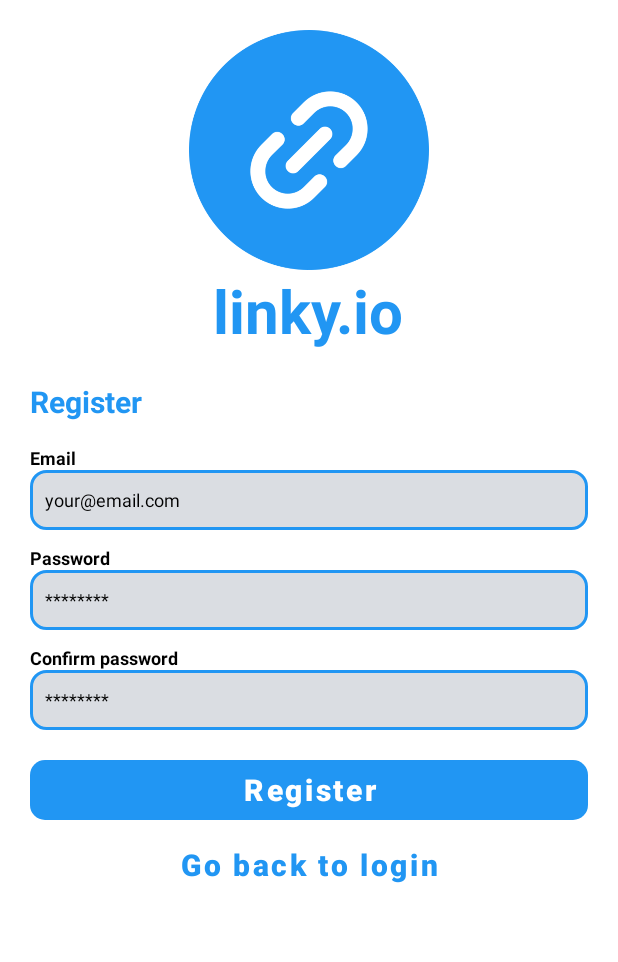
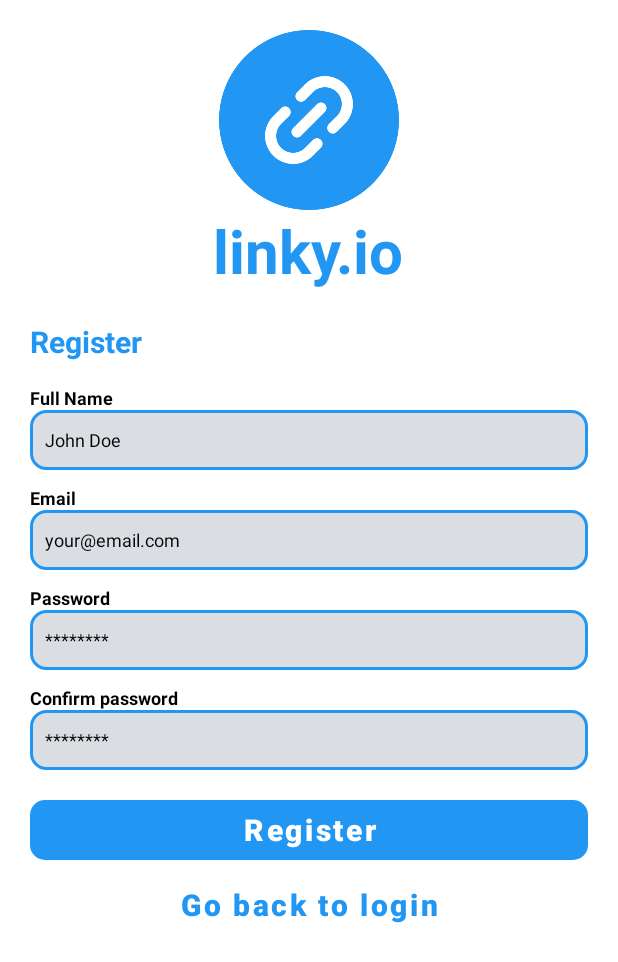
Before and after one commit to frederyc/linki.io, an Android app: the screen it shows after launch (AuthenticationActivity), after a tap on "Register", on a phone screen of 412 x 824 dp. Shown: the top 962 px of the screen. Run offline under Robolectric (Android 15) with nearby library versions, the phone set to English and light mode, and no system bars; our stand-ins replace Firebase (no records; nobody signed in at launch, a user with empty details on screens opened directly), navigation-ui; libraries missing offline, so code that uses them is left out: com.makeramen.roundedimageview; 2 statements that could not run were skipped.

Commit message:
created user data service and connected to app to firestore

```diff
--- a/app/build.gradle
+++ b/app/build.gradle
@@ -23,8 +23,8 @@ android {
         }
     }
     compileOptions {
-        sourceCompatibility JavaVersion.VERSION_1_8
-        targetCompatibility JavaVersion.VERSION_1_8
+        sourceCompatibility JavaVersion.VERSION_1_9
+        targetCompatibility JavaVersion.VERSION_1_9
     }
     buildFeatures {
         viewBinding true
@@ -44,6 +44,7 @@ dependencies {
     implementation 'com.google.firebase:firebase-auth:21.1.0'
     implementation 'com.google.android.gms:play-services-auth:20.4.0'
     implementation platform('com.google.firebase:firebase-bom:31.1.1')
+    implementation 'com.google.firebase:firebase-firestore:24.4.1'
     testImplementation 'junit:junit:4.13.2'
     androidTestImplementation 'androidx.test.ext:junit:1.1.3'
     androidTestImplementation 'androidx.test.espresso:espresso-core:3.4.0'
--- a/app/src/main/java/com/example/linky/AuthenticationActivity.java
+++ b/app/src/main/java/com/example/linky/AuthenticationActivity.java
@@ -14,6 +14,7 @@ import com.example.linky.databinding.ActivityAuthenticationBinding;
 import com.example.linky.ui.LoadingScreen;
 
 import java.util.regex.Pattern;
+import java.util.stream.Stream;
 
 public class AuthenticationActivity extends AppCompatActivity {
 
@@ -29,21 +30,13 @@ public class AuthenticationActivity extends AppCompatActivity {
         binding = ActivityAuthenticationBinding.inflate(getLayoutInflater());
         setContentView(binding.getRoot());
 
-        binding.LRegister.setOnClickListener(view -> {
-            handleNavigateToRegister();
-        });
+        binding.LRegister.setOnClickListener(view -> handleNavigateToRegister());
 
-        binding.RLogin.setOnClickListener(view -> {
-            handleNavigateToLogin();
-        });
+        binding.RLogin.setOnClickListener(view -> handleNavigateToLogin());
 
-        binding.RRegister.setOnClickListener(view -> {
-            handleRegister(this);
-        });
+        binding.RRegister.setOnClickListener(view -> handleRegister(this));
 
-        binding.LLogin.setOnClickListener(view -> {
-            handleLoginWithEmailAndPassword(this);
-        });
+        binding.LLogin.setOnClickListener(view -> handleLoginWithEmailAndPassword(this));
     }
 
     private void handleNavigateToRegister() {
@@ -80,13 +73,20 @@ public class AuthenticationActivity extends AppCompatActivity {
         LoadingScreen loadingScreen = new LoadingScreen(activity, R.layout.loading_screen);
         loadingScreen.start();
 
+        String fullName = binding.RFullName.getText().toString();
         String email = binding.REmail.getText().toString();
         String password = binding.RPassword.getText().toString();
         String cpassword = binding.RCPassword.getText().toString();
 
+        if (!checkIfNameIsValid(fullName)) {
+            binding.RFullName.setError("Name must have at least 6 letters");
+            loadingScreen.stop();
+            return;
+        }
+
         if (!checkIfEmailAddressIsValid(email)) {
             binding.REmail.setError("Invalid email address");
-            loadingScreen.start();
+            loadingScreen.stop();
             return;
         }
         if (!checkIfPasswordIsValid(password)) {
@@ -96,11 +96,11 @@ public class AuthenticationActivity extends AppCompatActivity {
         }
         if (!password.equals(cpassword)) {
             binding.RCPassword.setError("Invalid password");
-            loadingScreen.start();
+            loadingScreen.stop();
             return;
         }
 
-        authService.createAccount(email, password, () -> {
+        authService.createAccount(fullName, email, password, () -> {
             clearFields();
             loadingScreen.stop();
             Toast.makeText(getBaseContext(), "Account created successfully", Toast.LENGTH_SHORT).show();
@@ -111,6 +111,13 @@ public class AuthenticationActivity extends AppCompatActivity {
             loadingScreen.stop();
             Toast.makeText(getBaseContext(), "Failed to create account", Toast.LENGTH_SHORT).show();
         });
+    }
+
+    private boolean checkIfNameIsValid(String name) {
+        int counter = 0;
+        for (char c : name.toCharArray())
+            counter += Character.isAlphabetic(c) ? 1 : 0;
+        return counter > 5;
     }
 
     private boolean checkIfEmailAddressIsValid(String email) {
@@ -124,6 +131,7 @@ public class AuthenticationActivity extends AppCompatActivity {
     }
 
     private void clearFields() {
+        binding.RFullName.setText("");
         binding.REmail.setText("");
         binding.RPassword.setText("");
         binding.RCPassword.setText("");
--- a/app/src/main/java/com/example/linky/backend/interfaces/IAuthenticationFailed.java
+++ /dev/null
@@ -1,5 +0,0 @@
-package com.example.linky.backend.interfaces;
-
-public interface IAuthenticationFailed {
-    void call();
-}
--- a/app/src/main/java/com/example/linky/backend/interfaces/IAuthenticationSucceeded.java
+++ /dev/null
@@ -1,5 +0,0 @@
-package com.example.linky.backend.interfaces;
-
-public interface IAuthenticationSucceeded {
-    void call();
-}
--- /dev/null
+++ b/app/src/main/java/com/example/linky/backend/interfaces/ILambda.java
@@ -0,0 +1,8 @@
+package com.example.linky.backend.interfaces;
+
+/**
+ * This is an interface with only one function, used to facilitate basic Java lambda functionality
+ */
+public interface ILambda {
+    void call();
+}
--- /dev/null
+++ b/app/src/main/java/com/example/linky/backend/services/UserDataService.java
@@ -0,0 +1,60 @@
+package com.example.linky.backend.services;
+
+import com.example.linky.backend.interfaces.ILambda;
+import com.google.firebase.firestore.DocumentReference;
+import com.google.firebase.firestore.FirebaseFirestore;
+import com.google.firebase.firestore.SetOptions;
+
+import java.util.ArrayList;
+import java.util.HashMap;
+import java.util.List;
+import java.util.Map;
+
+public class UserDataService {
+    private static UserDataService instance = null;
+    private static final String COLLECTION_NAME = "userData";
+    private final FirebaseFirestore db;
+
+    private UserDataService() {
+        db = FirebaseFirestore.getInstance();
+    }
+
+    public static UserDataService getInstance() {
+        if (instance == null)
+            instance = new UserDataService();
+        return instance;
+    }
+
+    public void createUserDataInstance(
+            String fullName,
+            String uuid,
+            String email,
+            ILambda succeeded,
+            ILambda failed
+    ) {
+        DocumentReference docRef = db.collection(COLLECTION_NAME).document(uuid);
+
+        Map<String, Object> dataToSave = new HashMap<>();
+        dataToSave.put("fullName", fullName);
+        dataToSave.put("connections", new ArrayList<String>());
+
+        Map<String, String> socialNetworks = new HashMap<>();
+        for (String socialNetwork : List.of("BeReal", "Discord", "Facebook", "Gmail", "Instagram",
+                "LinkedIn", "OnlyFans", "Pinterest", "Quora", "Reddit", "Snapchat", "TikTok",
+                "Twitter", "Yahoo"))
+            socialNetworks.put(socialNetwork, null);
+
+        if (email.split("@")[1].startsWith("gmail"))
+            socialNetworks.put("Gmail", email);
+        else if (email.split("@")[1].startsWith("yahoo"))
+            socialNetworks.put("Yahoo", email);
+
+        dataToSave.put("links", socialNetworks);
+        docRef.set(dataToSave).addOnCompleteListener(task -> {
+            if (task.isSuccessful())
+                succeeded.call();
+            else
+                failed.call();
+        });
+    }
+}
--- a/app/src/main/res/layout/activity_authentication.xml
+++ b/app/src/main/res/layout/activity_authentication.xml
@@ -19,8 +19,8 @@
         app:layout_constraintTop_toTopOf="parent">
 
         <ImageView
-            android:layout_width="160dp"
-            android:layout_height="160dp"
+            android:layout_width="120dp"
+            android:layout_height="120dp"
             android:src="@drawable/logo"  />
 
         <TextView
@@ -159,8 +159,8 @@
         app:layout_constraintTop_toTopOf="parent">
 
         <ImageView
-            android:layout_width="160dp"
-            android:layout_height="160dp"
+            android:layout_width="120dp"
+            android:layout_height="120dp"
             android:src="@drawable/logo" />
 
         <TextView
@@ -187,6 +187,41 @@
             android:textStyle="bold"
             android:layout_marginTop="15dp"
             android:textSize="12sp"
+            android:text="Full Name" />
+
+        <LinearLayout
+            android:layout_width="match_parent"
+            android:layout_height="40dp"
+            android:orientation="horizontal"
+            android:paddingStart="10dp"
+            android:paddingEnd="10dp"
+            android:background="@drawable/auth_rounded_corners">
+
+            <EditText
+                android:id="@+id/RFullName"
+                android:layout_width="0dp"
+                android:layout_height="match_parent"
+                android:layout_weight="1"
+                android:layout_marginEnd="15dp"
+                android:background="@android:color/transparent"
+                android:hint="John Doe"
+                android:textSize="12sp"
+                android:textColor="?colorOnPrimary"
+                android:textColorHint="?colorOnPrimary"
+                android:layout_gravity="center"
+                android:layout_marginVertical="4dp"
+                android:ems="10"
+                android:inputType="text" />
+
+        </LinearLayout>
+
+        <TextView
+            android:layout_width="match_parent"
+            android:layout_height="wrap_content"
+            android:textColor="?colorOnPrimary"
+            android:textStyle="bold"
+            android:textSize="12sp"
+            android:layout_marginTop="10dp"
             android:text="Email" />
 
         <LinearLayout
```
Also changed, not shown: app/src/main/java/com/example/linky/backend/services/AuthService.java (+15 -15 lines), 1 other file.
